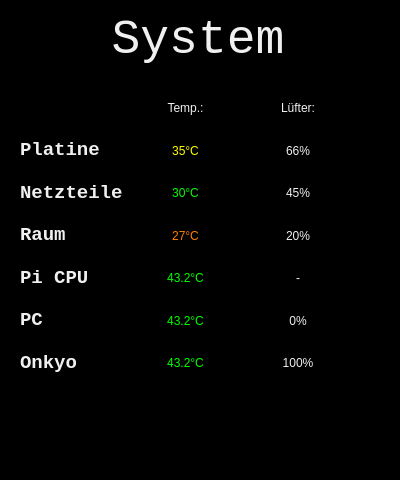
Qt form Programme/ControlPanel-3-0/ui/system_status.ui (mvu/jugendprojekt) before a commit.
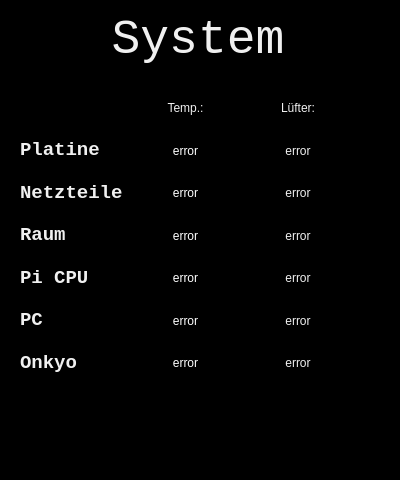
The same form after that commit. Icons and pictures are not drawn.

Commit message: changed default text of systems's status display so that it shows errors if the temperatur monitoring service isn't running

Patch:
```diff
--- a/Programme/ControlPanel-3-0/ui/system_status.ui
+++ b/Programme/ControlPanel-3-0/ui/system_status.ui
@@ -109,7 +109,7 @@
 color: rgb(240, 240, 240);</string>
       </property>
       <property name="text">
-       <string>45%</string>
+       <string>error</string>
       </property>
       <property name="alignment">
        <set>Qt::AlignCenter</set>
@@ -137,7 +137,7 @@
 color: rgb(240, 240, 240);</string>
       </property>
       <property name="text">
-       <string>20%</string>
+       <string>error</string>
       </property>
       <property name="alignment">
        <set>Qt::AlignCenter</set>
@@ -171,7 +171,7 @@
 color: rgb(240, 240, 240);</string>
       </property>
       <property name="text">
-       <string>66%</string>
+       <string>error</string>
       </property>
       <property name="alignment">
        <set>Qt::AlignCenter</set>
@@ -182,10 +182,10 @@
      <widget class="QLabel" name="label_pcb_temp">
       <property name="styleSheet">
        <string notr="true">font: 14pt &quot;Courier New&quot;;
-color:rgb(255,255,0);</string>
+color:white;</string>
       </property>
       <property name="text">
-       <string>35°C</string>
+       <string>error</string>
       </property>
       <property name="alignment">
        <set>Qt::AlignCenter</set>
@@ -216,10 +216,10 @@
      <widget class="QLabel" name="label_box_temp">
       <property name="styleSheet">
        <string notr="true">font: 14pt &quot;Courier New&quot;;
-color:rgb(255,127,0);</string>
+color:white;</string>
       </property>
       <property name="text">
-       <string>27°C</string>
+       <string>error</string>
       </property>
       <property name="alignment">
        <set>Qt::AlignCenter</set>
@@ -230,10 +230,10 @@
      <widget class="QLabel" name="label_pwr_supply_temp">
       <property name="styleSheet">
        <string notr="true">font: 14pt &quot;Courier New&quot;;
-color:rgb(0,255,0);</string>
+color:white;</string>
       </property>
       <property name="text">
-       <string>30°C</string>
+       <string>error</string>
       </property>
       <property name="alignment">
        <set>Qt::AlignCenter</set>
@@ -264,10 +264,10 @@
      <widget class="QLabel" name="label_pi_temp">
       <property name="styleSheet">
        <string notr="true">font: 14pt &quot;Courier New&quot;;
-color:rgb(0,255,0);</string>
+color:white;</string>
       </property>
       <property name="text">
-       <string>43.2°C</string>
+       <string>error</string>
       </property>
       <property name="alignment">
        <set>Qt::AlignCenter</set>
@@ -281,7 +281,7 @@
 color: rgb(240, 240, 240);</string>
       </property>
       <property name="text">
-       <string>-</string>
+       <string>error</string>
       </property>
       <property name="alignment">
        <set>Qt::AlignCenter</set>
@@ -315,7 +315,7 @@
 color: rgb(240, 240, 240);</string>
       </property>
       <property name="text">
-       <string>0%</string>
+       <string>error</string>
       </property>
       <property name="alignment">
        <set>Qt::AlignCenter</set>
@@ -326,10 +326,10 @@
      <widget class="QLabel" name="label_pc_temp">
       <property name="styleSheet">
        <string notr="true">font: 14pt &quot;Courier New&quot;;
-color:rgb(0,255,0);</string>
+color:white;</string>
       </property>
       <property name="text">
-       <string>43.2°C</string>
+       <string>error</string>
       </property>
       <property name="alignment">
        <set>Qt::AlignCenter</set>
@@ -360,10 +360,10 @@
      <widget class="QLabel" name="label_onkyo_temp">
       <property name="styleSheet">
        <string notr="true">font: 14pt &quot;Courier New&quot;;
-color:rgb(0,255,0);</string>
+color:white;</string>
       </property>
       <property name="text">
-       <string>43.2°C</string>
+       <string>error</string>
       </property>
       <property name="alignment">
        <set>Qt::AlignCenter</set>
@@ -377,7 +377,7 @@
 color: rgb(240, 240, 240);</string>
       </property>
       <property name="text">
-       <string>100%</string>
+       <string>error</string>
       </property>
       <property name="alignment">
        <set>Qt::AlignCenter</set>
```
